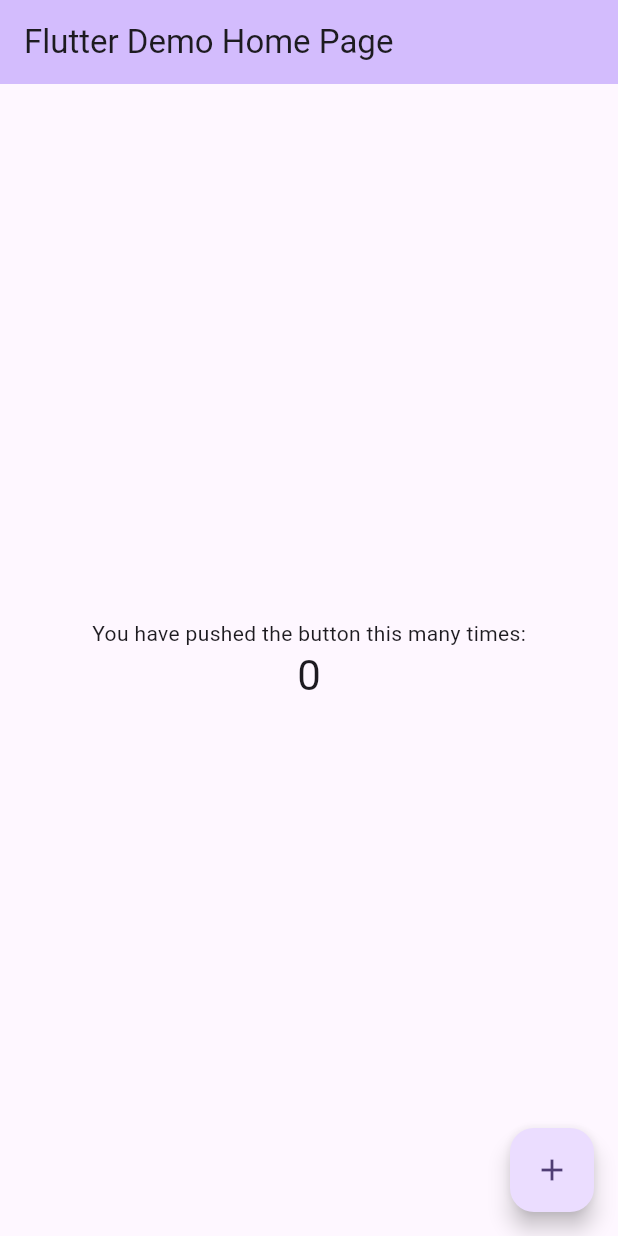
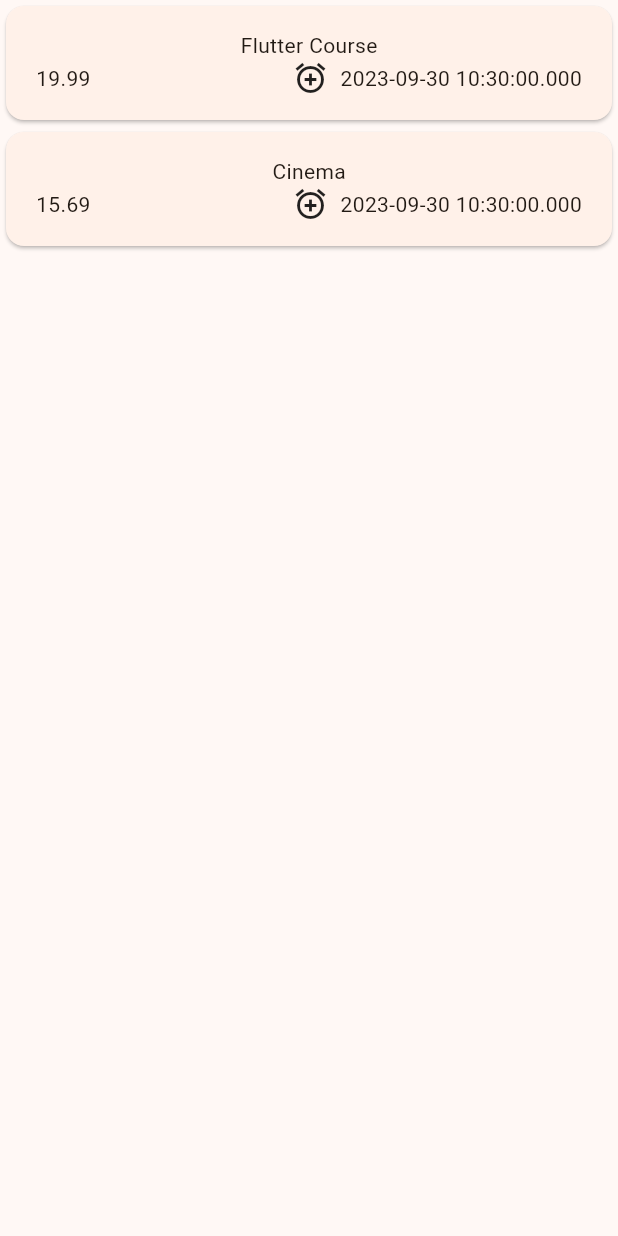
Before and after one commit to mzain7/Flutter, a Flutter app: the screen it shows after launch, on a phone screen of 412 x 824 dp. Run offline on Flutter 3.47's test engine with Material 2 defaults, Android fonts, the phone set to English and light mode, and no system bars; our stand-ins replace google_fonts.

Commit message:
list item added

```diff
--- a/expense_tracker/lib/main.dart
+++ b/expense_tracker/lib/main.dart
@@ -1,3 +1,4 @@
+import 'package:expense_tracker/widgets/expenses.dart';
 import 'package:flutter/material.dart';
 
 void main() {
@@ -7,119 +8,15 @@ void main() {
 class MyApp extends StatelessWidget {
   const MyApp({super.key});
 
-  // This widget is the root of your application.
   @override
   Widget build(BuildContext context) {
     return MaterialApp(
-      title: 'Flutter Demo',
+      title: 'Expense Tracker',
       theme: ThemeData(
-        // This is the theme of your application.
-        //
-        // TRY THIS: Try running your application with "flutter run". You'll see
-        // the application has a blue toolbar. Then, without quitting the app,
-        // try changing the seedColor in the colorScheme below to Colors.green
-        // and then invoke "hot reload" (save your changes or press the "hot
-        // reload" button in a Flutter-supported IDE, or press "r" if you used
-        // the command line to start the app).
-        //
-        // Notice that the counter didn't reset back to zero; the application
-        // state is not lost during the reload. To reset the state, use hot
-        // restart instead.
-        //
-        // This works for code too, not just values: Most code changes can be
-        // tested with just a hot reload.
-        colorScheme: ColorScheme.fromSeed(seedColor: Colors.deepPurple),
+        colorScheme: ColorScheme.fromSeed(seedColor: const Color.fromARGB(255, 220, 120, 13)),
         useMaterial3: true,
       ),
-      home: const MyHomePage(title: 'Flutter Demo Home Page'),
+      home: const Expenses(),
     );
   }
 }
-
-class MyHomePage extends StatefulWidget {
-  const MyHomePage({super.key, required this.title});
-
-  // This widget is the home page of your application. It is stateful, meaning
-  // that it has a State object (defined below) that contains fields that affect
-  // how it looks.
-
-  // This class is the configuration for the state. It holds the values (in this
-  // case the title) provided by the parent (in this case the App widget) and
-  // used by the build method of the State. Fields in a Widget subclass are
-  // always marked "final".
-
-  final String title;
-
-  @override
-  State<MyHomePage> createState() => _MyHomePageState();
-}
-
-class _MyHomePageState extends State<MyHomePage> {
-  int _counter = 0;
-
-  void _incrementCounter() {
-    setState(() {
-      // This call to setState tells the Flutter framework that something has
-      // changed in this State, which causes it to rerun the build method below
-      // so that the display can reflect the updated values. If we changed
-      // _counter without calling setState(), then the build method would not be
-      // called again, and so nothing would appear to happen.
-      _counter++;
-    });
-  }
-
-  @override
-  Widget build(BuildContext context) {
-    // This method is rerun every time setState is called, for instance as done
-    // by the _incrementCounter method above.
-    //
-    // The Flutter framework has been optimized to make rerunning build methods
-    // fast, so that you can just rebuild anything that needs updating rather
-    // than having to individually change instances of widgets.
-    return Scaffold(
-      appBar: AppBar(
-        // TRY THIS: Try changing the color here to a specific color (to
-        // Colors.amber, perhaps?) and trigger a hot reload to see the AppBar
-        // change color while the other colors stay the same.
-        backgroundColor: Theme.of(context).colorScheme.inversePrimary,
-        // Here we take the value from the MyHomePage object that was created by
-        // the App.build method, and use it to set our appbar title.
-        title: Text(widget.title),
-      ),
-      body: Center(
-        // Center is a layout widget. It takes a single child and positions it
-        // in the middle of the parent.
-        child: Column(
-          // Column is also a layout widget. It takes a list of children and
-          // arranges them vertically. By default, it sizes itself to fit its
-          // children horizontally, and tries to be as tall as its parent.
-          //
-          // Column has various properties to control how it sizes itself and
-          // how it positions its children. Here we use mainAxisAlignment to
-          // center the children vertically; the main axis here is the vertical
-          // axis because Columns are vertical (the cross axis would be
-          // horizontal).
-          //
-          // TRY THIS: Invoke "debug painting" (choose the "Toggle Debug Paint"
-          // action in the IDE, or press "p" in the console), to see the
-          // wireframe for each widget.
-          mainAxisAlignment: MainAxisAlignment.center,
-          children: <Widget>[
-            const Text(
-              'You have pushed the button this many times:',
-            ),
-            Text(
-              '$_counter',
-              style: Theme.of(context).textTheme.headlineMedium,
-            ),
-          ],
-        ),
-      ),
-      floatingActionButton: FloatingActionButton(
-        onPressed: _incrementCounter,
-        tooltip: 'Increment',
-        child: const Icon(Icons.add),
-      ), // This trailing comma makes auto-formatting nicer for build methods.
-    );
-  }
-}
--- /dev/null
+++ b/expense_tracker/lib/model/expense.dart
@@ -0,0 +1,19 @@
+import 'package:uuid/uuid.dart';
+
+const uuid = Uuid();
+
+enum Category { work, leisure, travel, food }
+
+class Expense {
+  final String id, title;
+  final double amount;
+  final DateTime date;
+  final Category category;
+
+  Expense({
+    required this.title,
+    required this.amount,
+    required this.date,
+    required this.category,
+  }) : id = uuid.v4();
+}
--- /dev/null
+++ b/expense_tracker/lib/widgets/expenses.dart
@@ -0,0 +1,42 @@
+import 'package:expense_tracker/widgets/expenses_list/expenses_list.dart';
+import 'package:expense_tracker/model/expense.dart';
+import 'package:flutter/material.dart';
+
+class Expenses extends StatefulWidget {
+  const Expenses({super.key});
+
+  @override
+  State<Expenses> createState() {
+    return _ExpensesState();
+  }
+}
+
+class _ExpensesState extends State<Expenses> {
+  final List<Expense> _registeredExpenses = [
+    Expense(
+      title: 'Flutter Course',
+      amount: 19.99,
+      date: DateTime.now(),
+      category: Category.work,
+    ),
+    Expense(
+      title: 'Cinema',
+      amount: 15.69,
+      date: DateTime.now(),
+      category: Category.leisure,
+    ),
+  ];
+
+  @override
+  Widget build(BuildContext context) {
+    return Scaffold(
+      body: Column(
+        children: [
+          Expanded(
+            child: ExpensesList(expenses: _registeredExpenses),
+          ),
+        ],
+      ),
+    );
+  }
+}
--- /dev/null
+++ b/expense_tracker/lib/widgets/expenses_list/expenses_item.dart
@@ -0,0 +1,36 @@
+import 'package:expense_tracker/model/expense.dart';
+import 'package:flutter/material.dart';
+
+class ExpenseItem extends StatelessWidget {
+  const ExpenseItem(this.expense, {super.key});
+
+  final Expense expense;
+  @override
+  Widget build(BuildContext context) {
+    return Card(
+      child: Padding(
+          padding: const EdgeInsets.symmetric(
+            horizontal: 20,
+            vertical: 16,
+          ),
+          child: Column(
+            children: [
+              Text(expense.title),
+              Row(
+                children: [
+                  Text(expense.amount.toStringAsFixed(2)),
+                  const Spacer(),
+                  Row(
+                    children: [
+                      const Icon(Icons.add_alarm_outlined),
+                      const SizedBox(width: 8),
+                      Text(expense.date.toString()),
+                    ],
+                  )
+                ],
+              )
+            ],
+          )),
+    );
+  }
+}
--- /dev/null
+++ b/expense_tracker/lib/widgets/expenses_list/expenses_list.dart
@@ -0,0 +1,17 @@
+import 'package:expense_tracker/model/expense.dart';
+import 'package:expense_tracker/widgets/expenses_list/expenses_item.dart';
+import 'package:flutter/material.dart';
+
+class ExpensesList extends StatelessWidget {
+  const ExpensesList({super.key, required this.expenses});
+
+  final List<Expense> expenses;
+
+  @override
+  Widget build(BuildContext context) {
+    return ListView.builder(
+      itemCount: expenses.length,
+      itemBuilder: (context, index) => ExpenseItem(expenses[index]),
+    );
+  }
+}
--- a/expense_tracker/pubspec.yaml
+++ b/expense_tracker/pubspec.yaml
@@ -35,6 +35,7 @@ dependencies:
   # The following adds the Cupertino Icons font to your application.
   # Use with the CupertinoIcons class for iOS style icons.
   cupertino_icons: ^1.0.2
+  uuid: ^4.1.0
 
 dev_dependencies:
   flutter_test:
```
Also changed, not shown: expense_tracker/pubspec.lock.
